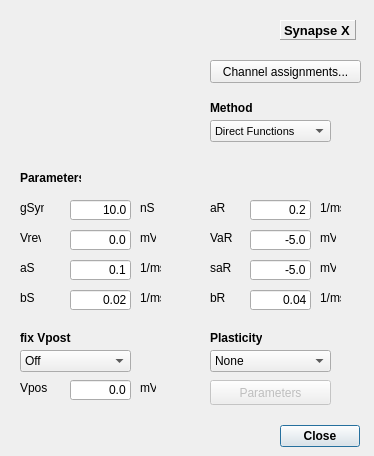
Old version of the form src/gui/AbSynDlg.ui in the repository CompEphys-team/stdpc.
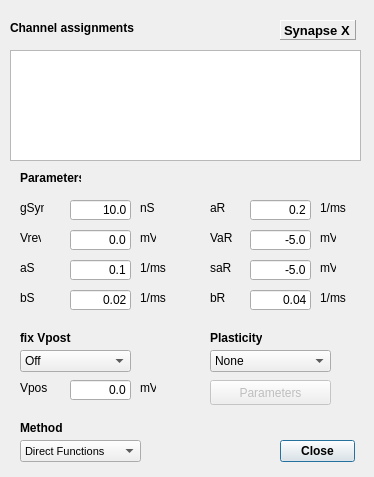
New version of the form. Custom widgets are drawn as their Qt base class.

Commit message:
Migrated from *AssignmentDlg to AssignmentWidget
Looking snazzy.

Diff of the .ui file:
```diff
--- a/src/gui/AbSynDlg.ui
+++ b/src/gui/AbSynDlg.ui
@@ -7,7 +7,7 @@
     <x>0</x>
     <y>0</y>
     <width>374</width>
-    <height>456</height>
+    <height>477</height>
    </rect>
   </property>
   <property name="windowTitle">
@@ -16,10 +16,10 @@
   <widget class="QDialogButtonBox" name="ResCloseBox">
    <property name="geometry">
     <rect>
-     <x>200</x>
-     <y>420</y>
-     <width>160</width>
-     <height>32</height>
+     <x>280</x>
+     <y>440</y>
+     <width>75</width>
+     <height>23</height>
     </rect>
    </property>
    <property name="font">
@@ -190,7 +190,7 @@
     <rect>
      <x>140</x>
      <y>260</y>
-     <width>21</width>
+     <width>31</width>
      <height>16</height>
     </rect>
    </property>
@@ -203,7 +203,7 @@
     <rect>
      <x>140</x>
      <y>290</y>
-     <width>21</width>
+     <width>31</width>
      <height>16</height>
     </rect>
    </property>
@@ -384,7 +384,7 @@
     <rect>
      <x>320</x>
      <y>290</y>
-     <width>21</width>
+     <width>31</width>
      <height>16</height>
     </rect>
    </property>
@@ -577,8 +577,8 @@
   <widget class="QComboBox" name="LUCombo">
    <property name="geometry">
     <rect>
-     <x>210</x>
-     <y>120</y>
+     <x>20</x>
+     <y>440</y>
      <width>121</width>
      <height>22</height>
     </rect>
@@ -604,8 +604,8 @@
   <widget class="QLabel" name="MethodL">
    <property name="geometry">
     <rect>
-     <x>210</x>
-     <y>100</y>
+     <x>20</x>
+     <y>420</y>
      <width>69</width>
      <height>16</height>
     </rect>
@@ -625,7 +625,7 @@
     <rect>
      <x>320</x>
      <y>200</y>
-     <width>21</width>
+     <width>31</width>
      <height>16</height>
     </rect>
    </property>
@@ -675,20 +675,49 @@
     <string>mV</string>
    </property>
   </widget>
-  <widget class="QPushButton" name="btnAssign">
+  <widget class="AssignmentWidget&lt;SynapseAssignment&gt;" name="assignments">
    <property name="geometry">
     <rect>
-     <x>210</x>
-     <y>60</y>
-     <width>151</width>
-     <height>23</height>
+     <x>10</x>
+     <y>50</y>
+     <width>351</width>
+     <height>111</height>
     </rect>
+   </property>
+   <attribute name="horizontalHeaderStretchLastSection">
+    <bool>true</bool>
+   </attribute>
+   <attribute name="verticalHeaderVisible">
+    <bool>false</bool>
+   </attribute>
+  </widget>
+  <widget class="QLabel" name="label_15">
+   <property name="geometry">
+    <rect>
+     <x>10</x>
+     <y>20</y>
+     <width>131</width>
+     <height>16</height>
+    </rect>
+   </property>
+   <property name="font">
+    <font>
+     <weight>75</weight>
+     <bold>true</bold>
+    </font>
    </property>
    <property name="text">
-    <string>Channel assignments...</string>
+    <string>Channel assignments</string>
    </property>
   </widget>
  </widget>
+ <customwidgets>
+  <customwidget>
+   <class>AssignmentWidget&lt;SynapseAssignment&gt;</class>
+   <extends>QTableWidget</extends>
+   <header location="global">assignmentwidget.h</header>
+  </customwidget>
+ </customwidgets>
  <resources/>
  <connections/>
 </ui>
```
The commit also changes 29 other files.
